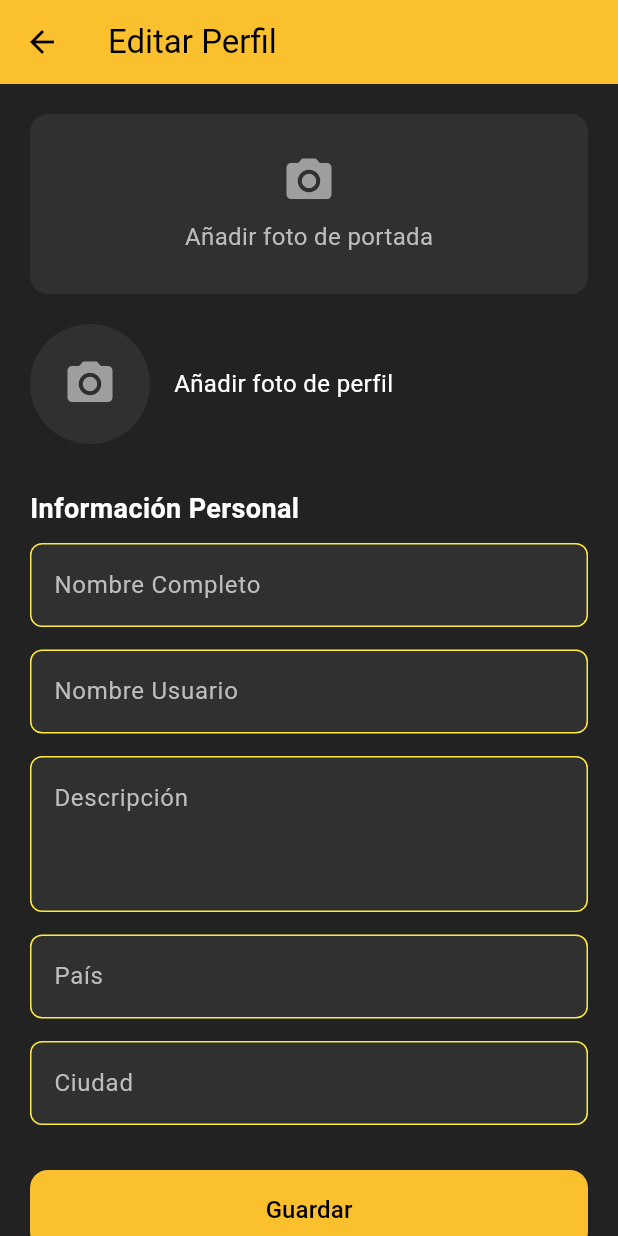
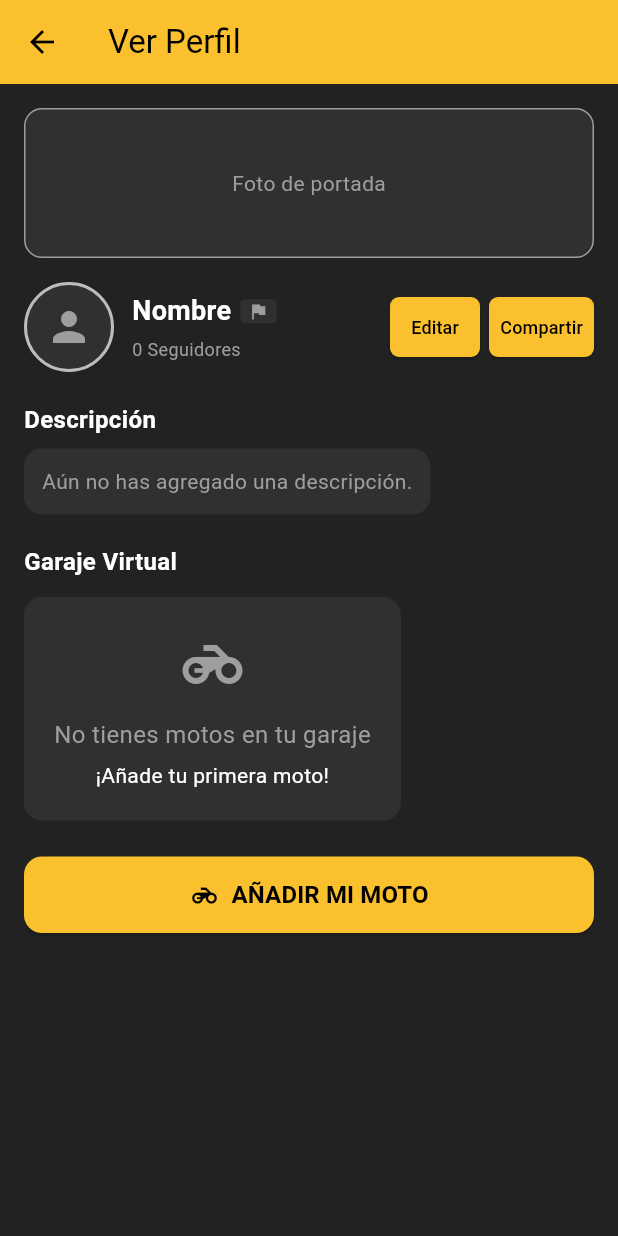
Before and after one commit to BryanAv7/prototipoFlutter, a Flutter app: the HomeScreen screen opened directly, item 5 of the bottom bar chosen, on a phone screen of 412 x 824 dp. Run offline on Flutter 3.47's test engine with Material 3 defaults, Android fonts, the phone set to English and light mode, and no system bars.

Commit message:
Diseño VerPerfil y AñadirMotos

```diff
--- a/lib/screens/HomeScreen.dart
+++ b/lib/screens/HomeScreen.dart
@@ -1,5 +1,5 @@
 import 'package:flutter/material.dart';
-import 'EditProfileScreen.dart';
+import 'package:motos_app/screens/ViewProfileScreen.dart';
 
 class HomeScreen extends StatefulWidget {
   const HomeScreen({super.key});
@@ -24,7 +24,7 @@ class _HomeScreenState extends State<HomeScreen> {
       // Ítem "Perfil": me lleva a EditProfileScreen---
       Navigator.push(
         context,
-        MaterialPageRoute(builder: (context) => const EditProfileScreen()),
+        MaterialPageRoute(builder: (context) => const ViewProfileScreen()),
       );
     } else {
       setState(() {
--- /dev/null
+++ b/lib/screens/ViewProfileScreen.dart
@@ -0,0 +1,245 @@
+import 'package:flutter/material.dart';
+import 'EditProfileScreen.dart';
+import 'AddMotorcycleScreen.dart';
+
+class ViewProfileScreen extends StatelessWidget {
+  const ViewProfileScreen({super.key});
+
+  @override
+  Widget build(BuildContext context) {
+    return Scaffold(
+      backgroundColor: Colors.black87,
+      appBar: AppBar(
+        backgroundColor: Colors.yellow[700],
+        elevation: 0,
+        title: const Text(
+          'Ver Perfil',
+          style: TextStyle(color: Colors.black),
+        ),
+        leading: IconButton(
+          icon: const Icon(Icons.arrow_back, color: Colors.black),
+          onPressed: () => Navigator.pop(context),
+        ),
+      ),
+      body: SafeArea(
+        child: SingleChildScrollView(
+          padding: const EdgeInsets.all(16.0),
+          child: Column(
+            crossAxisAlignment: CrossAxisAlignment.start,
+            children: [
+              Container(
+                height: 100,
+                decoration: BoxDecoration(
+                  color: Colors.grey[850],
+                  borderRadius: BorderRadius.circular(12),
+                  border: Border.all(color: Colors.grey[500]!, width: 1),
+                ),
+                child: const Center(
+                  child: Text(
+                    'Foto de portada',
+                    style: TextStyle(color: Colors.grey, fontSize: 14),
+                  ),
+                ),
+              ),
+
+              const SizedBox(height: 16),
+
+              Row(
+                children: [
+                  Container(
+                    width: 60,
+                    height: 60,
+                    decoration: BoxDecoration(
+                      shape: BoxShape.circle,
+                      border: Border.all(color: Colors.grey[400]!, width: 2),
+                      color: Colors.grey[850],
+                    ),
+                    child: const Center(
+                      child: Icon(Icons.person, color: Colors.grey, size: 32),
+                    ),
+                  ),
+                  const SizedBox(width: 12),
+
+                  Flexible(
+                    child: Column(
+                      crossAxisAlignment: CrossAxisAlignment.start,
+                      children: [
+                        Row(
+                          children: [
+                            Flexible(
+                              child: const Text(
+                                'Nombre',
+                                maxLines: 1,
+                                overflow: TextOverflow.ellipsis,
+                                style: TextStyle(
+                                  color: Colors.white,
+                                  fontSize: 18,
+                                  fontWeight: FontWeight.bold,
+                                ),
+                              ),
+                            ),
+                            const SizedBox(width: 6),
+                            Container(
+                              width: 24,
+                              height: 16,
+                              decoration: BoxDecoration(
+                                borderRadius: BorderRadius.circular(3),
+                                color: Colors.grey[850],
+                              ),
+                              child: const Center(
+                                child: Icon(Icons.flag, color: Colors.grey, size: 14),
+                              ),
+                            ),
+                          ],
+                        ),
+                        const SizedBox(height: 4),
+                        const Text(
+                          '0 Seguidores',
+                          style: TextStyle(color: Colors.grey, fontSize: 12),
+                        ),
+                      ],
+                    ),
+                  ),
+
+                  const SizedBox(width: 10),
+
+                  SizedBox(
+                    width: 60,
+                    child: ElevatedButton(
+                      onPressed: () {
+                        Navigator.push(
+                          context,
+                          MaterialPageRoute(builder: (context) => const EditProfileScreen()),
+                        );
+                      },
+                      style: ElevatedButton.styleFrom(
+                        backgroundColor: Colors.yellow[700],
+                        shape: RoundedRectangleBorder(borderRadius: BorderRadius.circular(6)),
+                        padding: const EdgeInsets.symmetric(vertical: 6),
+                      ),
+                      child: const Text(
+                        'Editar',
+                        maxLines: 1,
+                        overflow: TextOverflow.ellipsis,
+                        style: TextStyle(color: Colors.black, fontSize: 12),
+                      ),
+                    ),
+                  ),
+                  const SizedBox(width: 6),
+                  SizedBox(
+                    width: 70,
+                    child: ElevatedButton(
+                      onPressed: () {},
+                      style: ElevatedButton.styleFrom(
+                        backgroundColor: Colors.yellow[700],
+                        shape: RoundedRectangleBorder(borderRadius: BorderRadius.circular(6)),
+                        padding: const EdgeInsets.symmetric(vertical: 6),
+                      ),
+                      child: const Text(
+                        'Compartir',
+                        maxLines: 1,
+                        overflow: TextOverflow.ellipsis,
+                        style: TextStyle(color: Colors.black, fontSize: 12),
+                      ),
+                    ),
+                  ),
+                ],
+              ),
+
+              const SizedBox(height: 20),
+
+              const Text(
+                'Descripción',
+                style: TextStyle(
+                  color: Colors.white,
+                  fontWeight: FontWeight.bold,
+                  fontSize: 16,
+                ),
+              ),
+              const SizedBox(height: 8),
+              Container(
+                padding: const EdgeInsets.all(12),
+                decoration: BoxDecoration(
+                  color: Colors.grey[850],
+                  borderRadius: BorderRadius.circular(12),
+                ),
+                child: const Text(
+                  'Aún no has agregado una descripción.',
+                  style: TextStyle(color: Colors.grey, fontSize: 14),
+                ),
+              ),
+
+              const SizedBox(height: 20),
+
+              const Text(
+                'Garaje Virtual',
+                style: TextStyle(
+                  color: Colors.white,
+                  fontWeight: FontWeight.bold,
+                  fontSize: 16,
+                ),
+              ),
+              const SizedBox(height: 12),
+
+              Container(
+                padding: const EdgeInsets.all(20),
+                decoration: BoxDecoration(
+                  color: Colors.grey[850],
+                  borderRadius: BorderRadius.circular(12),
+                ),
+                child: Column(
+                  mainAxisAlignment: MainAxisAlignment.center,
+                  children: [
+                    Icon(Icons.motorcycle, color: Colors.grey, size: 48),
+                    const SizedBox(height: 12),
+                    const Text(
+                      'No tienes motos en tu garaje',
+                      style: TextStyle(color: Colors.grey, fontSize: 16),
+                    ),
+                    const SizedBox(height: 6),
+                    const Text(
+                      '¡Añade tu primera moto!',
+                      style: TextStyle(color: Colors.white, fontSize: 14),
+                    ),
+                  ],
+                ),
+              ),
+
+              const SizedBox(height: 24),
+
+              SizedBox(
+                width: double.infinity,
+                child: ElevatedButton.icon(
+                  onPressed: () {
+                    Navigator.push(
+                      context,
+                      MaterialPageRoute(builder: (context) => const AddMotorcycleScreen()),
+                    );
+                  },
+                  icon: const Icon(Icons.motorcycle, color: Colors.black, size: 20),
+                  label: const Text(
+                    'AÑADIR MI MOTO',
+                    style: TextStyle(
+                      color: Colors.black,
+                      fontSize: 16,
+                      fontWeight: FontWeight.bold,
+                    ),
+                  ),
+                  style: ElevatedButton.styleFrom(
+                    backgroundColor: Colors.yellow[700],
+                    padding: const EdgeInsets.symmetric(vertical: 14),
+                    shape: RoundedRectangleBorder(
+                      borderRadius: BorderRadius.circular(12),
+                    ),
+                  ),
+                ),
+              ),
+
+              const SizedBox(height: 20),
+            ],
+          ),
+        ),
+      ),
+    );
+  }
+}
```
Also changed, not shown: lib/screens/AddMotorcycleScreen.dart (added, +194 -0 lines).
